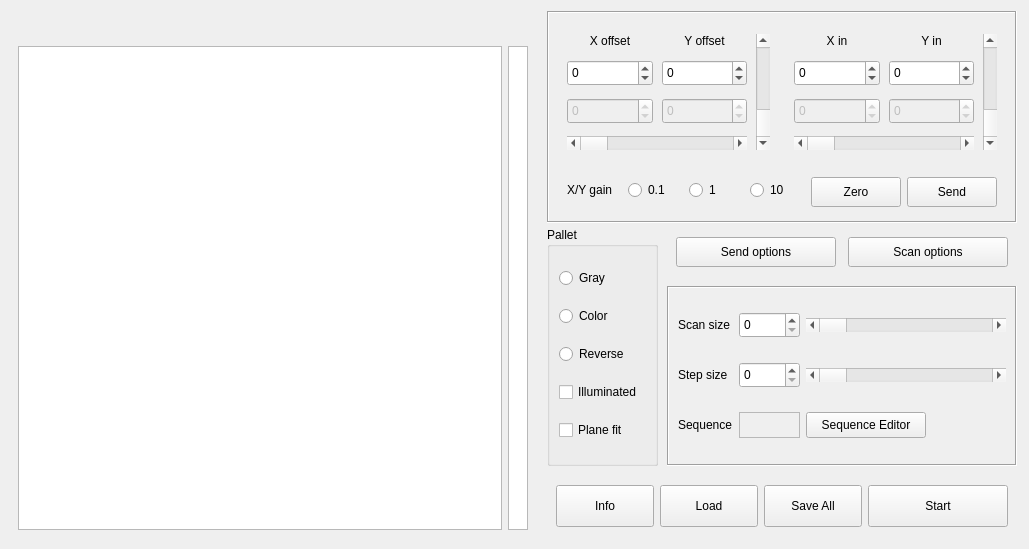
freestylexyz/STM-pyqt5-software, file pyqt5 STM software/ui/Scan.ui: the form before one commit.
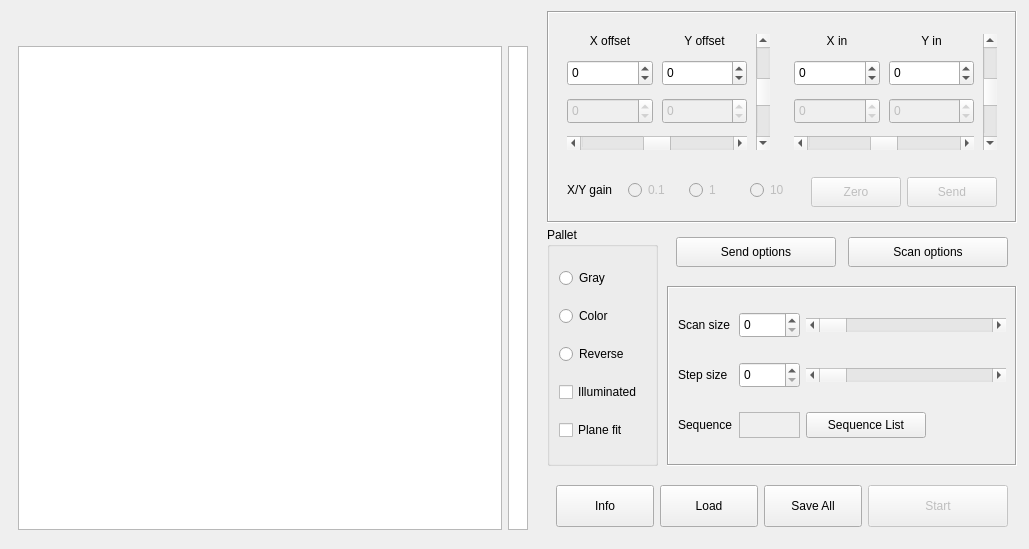
The form after the commit. Icons and pictures are not drawn. Custom widgets are drawn as their Qt base class.

```diff
--- a/pyqt5 STM software/ui/Scan.ui
+++ b/pyqt5 STM software/ui/Scan.ui
@@ -312,6 +312,9 @@
               <property name="maximum">
                <number>65535</number>
               </property>
+              <property name="sliderPosition">
+               <number>32768</number>
+              </property>
               <property name="orientation">
                <enum>Qt::Horizontal</enum>
               </property>
@@ -459,6 +462,9 @@
               <property name="maximum">
                <number>65535</number>
               </property>
+              <property name="sliderPosition">
+               <number>32768</number>
+              </property>
               <property name="tracking">
                <bool>true</bool>
               </property>
@@ -494,6 +500,9 @@
             </item>
             <item row="0" column="1">
              <widget class="QRadioButton" name="radioButton_Gain0_1_XY">
+              <property name="enabled">
+               <bool>false</bool>
+              </property>
               <property name="text">
                <string>0.1</string>
               </property>
@@ -501,6 +510,9 @@
             </item>
             <item row="0" column="2">
              <widget class="QRadioButton" name="radioButton_Gain1_XY">
+              <property name="enabled">
+               <bool>false</bool>
+              </property>
               <property name="text">
                <string>1</string>
               </property>
@@ -508,6 +520,9 @@
             </item>
             <item row="0" column="3">
              <widget class="QRadioButton" name="radioButton_Gain10_XY">
+              <property name="enabled">
+               <bool>false</bool>
+              </property>
               <property name="text">
                <string>10</string>
               </property>
@@ -515,6 +530,9 @@
             </item>
             <item row="0" column="4">
              <widget class="QPushButton" name="pushButton_Zero_XY">
+              <property name="enabled">
+               <bool>false</bool>
+              </property>
               <property name="minimumSize">
                <size>
                 <width>90</width>
@@ -528,6 +546,9 @@
             </item>
             <item row="0" column="5">
              <widget class="QPushButton" name="pushButton_Send_XY">
+              <property name="enabled">
+               <bool>false</bool>
+              </property>
               <property name="minimumSize">
                <size>
                 <width>90</width>
@@ -559,6 +580,9 @@
               <property name="maximum">
                <number>65535</number>
               </property>
+              <property name="sliderPosition">
+               <number>32768</number>
+              </property>
               <property name="tracking">
                <bool>true</bool>
               </property>
@@ -625,6 +649,9 @@
               <property name="maximum">
                <number>65535</number>
               </property>
+              <property name="sliderPosition">
+               <number>32768</number>
+              </property>
               <property name="orientation">
                <enum>Qt::Horizontal</enum>
               </property>
@@ -923,7 +950,7 @@
             </size>
            </property>
            <property name="text">
-            <string>Sequence Editor</string>
+            <string>Sequence List</string>
            </property>
           </widget>
          </item>
@@ -1081,6 +1108,9 @@
          </item>
          <item row="0" column="3">
           <widget class="QPushButton" name="pushButton_Start_Scan">
+           <property name="enabled">
+            <bool>false</bool>
+           </property>
            <property name="minimumSize">
             <size>
              <width>140</width>
```
Left out of the diff: 2 changed lines with no effect on the pictures.
